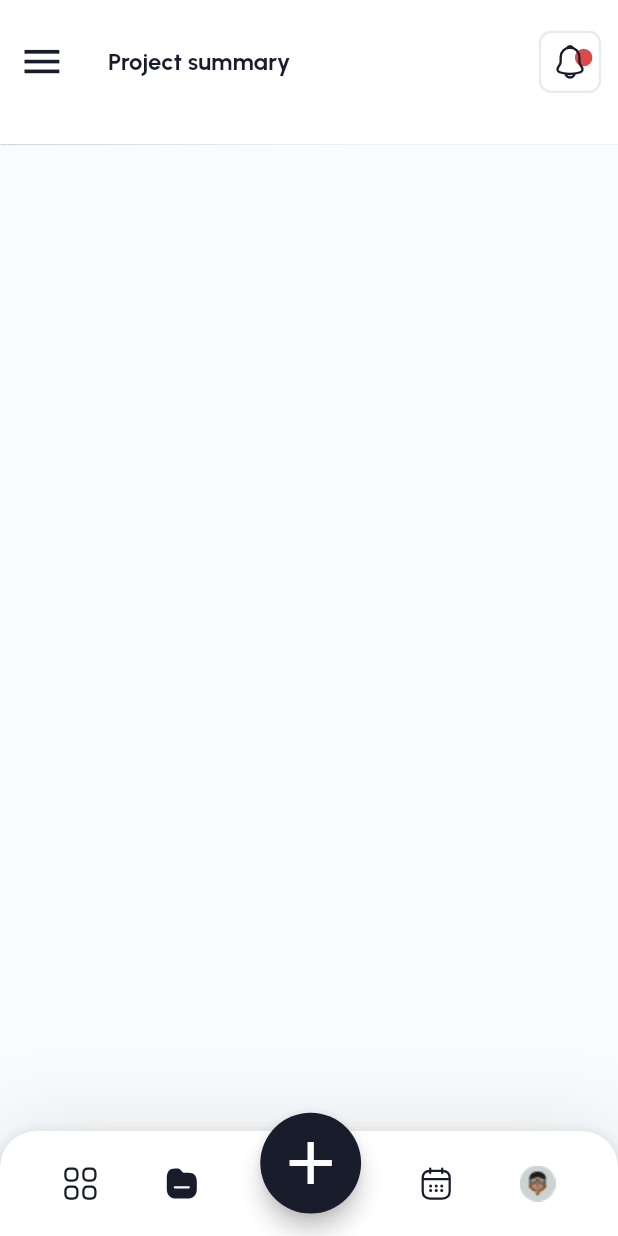
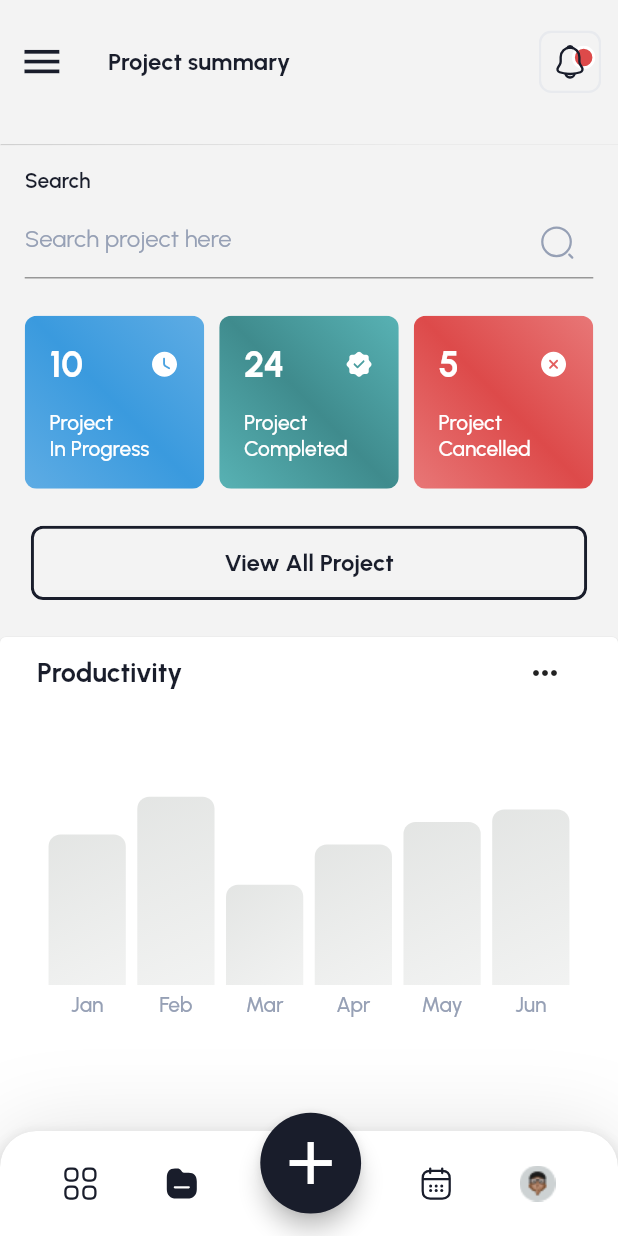
Before and after one commit to YoussefDeabes/ringo, a Flutter app: the HomeScreen screen opened by its route, on a phone screen of 412 x 824 dp. Run offline on Flutter 3.47's test engine with Material 3 defaults, Android fonts, the phone set to English and light mode, and no system bars; drawn by our look-alikes of fl_chart; our stand-ins replace bloc, connectivity_plus, country_picker, equatable, flutter_bloc, flutter_svg and 3 more; accounts and stored records are empty; project files that could hold a hidden picture were left out.

Commit message:
added project summary screen

```diff
--- a/lib/res/assets_paths.dart
+++ b/lib/res/assets_paths.dart
@@ -13,4 +13,8 @@ class AssPaths {
   static const selectedCalendar = 'assets/icons/selectedCalendar.svg';
   static const notification = 'assets/icons/notification.svg';
   static const ellipseRed = 'assets/icons/ellipseRed.svg';
+  static const searchNormal = 'assets/icons/search-normal.svg';
+  static const inProgress = 'assets/icons/in-progress.svg';
+  static const completed = 'assets/icons/completed.svg';
+  static const cancelled = 'assets/icons/cancelled.svg';
 }
--- a/lib/res/const_colors.dart
+++ b/lib/res/const_colors.dart
@@ -5,38 +5,24 @@ import 'package:flutter/material.dart';
 class ConstColors {
 
   static final MaterialColor primarySwatch = generateMaterialColors(app);
-  static const Color appBackgroundColor = Color(0xFF191D2B);
-  static const Color selectedTabBackgroundColor = Color(0xFF191D2B);
-  static const Color appBarBackgroundColor = Color(0xFF191D2B);
   static const Color app = Color(0xFF191D2B);
-  static const Color scaffoldBackground = Color(0xFFF8FCFF);
-  static const Color appBarTextColor = Color(0xFFFFFFFF);
-  static const Color lightPrimaryColor = Color(0xFF191D2B);
+  static const Color scaffoldBackground = Color(0xFFF3F3F3);
   static const Color shadowColor = Color(0xFFE8EAEE);
-  static const Color textFieldtitleColor = Color(0xFF808080);
-  static const Color textFieldColor = Color(0xFFd7dee7);
-  static const Color unSelectedTabBackgroundColor = secondaryText;
-  static const Color appGreen = Color(0xFF43bb9a);
-  static const Color appRed = Color(0xFFbb4343);
-  static const Color subTitleTextColor = Color(0xFF505050);
-  static const Color grey = Color(0xFFaab0bb);
-  static const Color deepGrey = Color(0xFF666666);
+  static const Color blue = Color(0xFF5599F5);
+  static const Color orange = Color(0xFFFD7722);
+  static const Color pink = Color(0xFFE84C88);
+  static const Color green = Color(0xFF5ECEB3);
+  static const Color purple = Color(0xFFD08CDF);
+  static const Color grey = Color(0x191C2A1F);
+  static const Color white = Colors.white;
 
   static const Color text = Color(0xFF191D2B);
   static const Color secondaryText = Color(0xFF96A0B5);
   static const Color textDisabled = Color(0xFFE0E0E0);
   static const Color disabled = Color(0xFFE0E0E0);
-  static const Color secondary = Color(0xFF43BB9A);
   static const Color accent = Color(0xFF7FCED6);
-  static const accentColor = Color(0xffF0E9D8);
-  static const Color lightShade = Color(0xFFF8FCFF);
   static const Color greyLight = Color(0xFFF5F5F5);
-  static const Color listTile = Color(0xFFF9F9F9);
-  static const Color error = Color(0xFFC54127);
-  static const Color loginColor = Color(0xFF191D2B);
-  static const Color red = Color(0xFFC54127);
-  static const Color toastColors = Color(0xFFFFCF96);
-  static const Color white = Colors.white;
+
 }
 
 MaterialColor generateMaterialColors(Color color) {
--- a/lib/ui/screens/home/home_screen.dart
+++ b/lib/ui/screens/home/home_screen.dart
@@ -3,6 +3,7 @@ import 'package:flutter_bloc/flutter_bloc.dart';
 import 'package:ringo/_base/widgets/base_stateful_widget.dart';
 import 'package:ringo/res/const_colors.dart';
 import 'package:ringo/ui/screens/home/bloc/home_bloc.dart';
+import 'package:ringo/ui/screens/project_summary/project_summary.dart';
 import 'package:ringo/ui/widgets/home/add_floating_action_button.dart';
 import 'package:ringo/ui/widgets/home/bottom_navigation_bar.dart';
 import 'package:ringo/ui/widgets/home/custom_app_bar.dart';
@@ -48,8 +49,13 @@ class _HomeScreenState extends BaseState<HomeScreen>
         }
       },
       builder: (context, state) {
-        return Scaffold(
+        return GestureDetector(
+          onTap: (){
+            FocusManager.instance.primaryFocus?.unfocus();
+          },
+          child: Scaffold(
             appBar: CustomAppBar(height: height),
+            resizeToAvoidBottomInset: false,
             floatingActionButton: AddFloatingActionButton(
               height: height,
               width: width,
@@ -61,6 +67,8 @@ class _HomeScreenState extends BaseState<HomeScreen>
                 CustomBottomNavigationBar(homeBloc: homeBloc, width: width),
             extendBody: true,
             backgroundColor: ConstColors.scaffoldBackground,
+            body: ProjectSummary(),
+          ),
         );
       },
     );
--- /dev/null
+++ b/lib/ui/screens/project_summary/project_summary.dart
@@ -0,0 +1,194 @@
+import 'package:flutter/material.dart';
+import 'package:flutter_staggered_grid_view/flutter_staggered_grid_view.dart';
+import 'package:flutter_svg/flutter_svg.dart';
+import 'package:ringo/_base/widgets/base_stateful_widget.dart';
+import 'package:ringo/res/assets_paths.dart';
+import 'package:ringo/res/const_colors.dart';
+import 'package:ringo/ui/widgets/project_summary/productivity_section.dart';
+import 'package:ringo/util/lang/app_localization_keys.dart';
+
+class ProjectSummary extends BaseStatefulWidget {
+  const ProjectSummary({super.key});
+
+  @override
+  BaseState<ProjectSummary> baseCreateState() => _ProjectSummaryState();
+}
+
+class _ProjectSummaryState extends BaseState<ProjectSummary> {
+  @override
+  Widget baseBuild(BuildContext context) {
+    return Container(
+      color: ConstColors.scaffoldBackground,
+      child: Column(
+        crossAxisAlignment: CrossAxisAlignment.start,
+        children: [
+          Padding(
+            padding: EdgeInsets.symmetric(horizontal: width * 0.04),
+            child: Column(
+              crossAxisAlignment: CrossAxisAlignment.start,
+              children: [
+                SizedBox(height: height * 0.02),
+                Text(
+                  translate(LangKeys.search),
+                  style: const TextStyle(
+                      fontWeight: FontWeight.w600,
+                      fontSize: 14,
+                      color: ConstColors.text),
+                ),
+                SizedBox(height: height * 0.01),
+                TextField(
+                  style: const TextStyle(
+                      color: ConstColors.text,
+                      fontWeight: FontWeight.w600,
+                      fontSize: 16),
+                  decoration: InputDecoration(
+                      hintText: translate(LangKeys.searchProject),
+                      hintStyle: const TextStyle(
+                          fontWeight: FontWeight.w400,
+                          fontSize: 16,
+                          color: ConstColors.secondaryText),
+                      suffixIcon: IconButton(
+                        onPressed: () {},
+                        icon: SvgPicture.asset(
+                          AssPaths.searchNormal,
+                        ),
+                      )),
+                ),
+                SizedBox(height: height * 0.03),
+                StaggeredGrid.count(
+                  crossAxisCount: 3,
+                  mainAxisSpacing: 10,
+                  crossAxisSpacing: 10,
+                  children: [
+                    _getProjectStatusCard("10", AssPaths.inProgress,
+                        translate(LangKeys.inProgress), const [
+                      Color(0xFF5EACE4),
+                      Color(0xFF3A9ADE),
+                      Color(0xFF5EACE4)
+                    ]),
+                    _getProjectStatusCard("24", AssPaths.completed,
+                        translate(LangKeys.completed), const [
+                      Color(0xFF58B2B4),
+                      Color(0xFF3F8B8D),
+                      Color(0xFF58B2B4)
+                    ]),
+                    _getProjectStatusCard("5", AssPaths.cancelled,
+                        translate(LangKeys.canceled), const [
+                      Color(0xFFE87777),
+                      Color(0xFFDD4A4A),
+                      Color(0xFFE87777)
+                    ]),
+                  ],
+                ),
+                SizedBox(height: height * 0.03),
+                Center(
+                  child: SizedBox(
+                      width: width * 0.90,
+                      height: height * 0.06,
+                      child: ClipRRect(
+                        borderRadius:
+                            const BorderRadius.all(Radius.circular(8)),
+                        child: ElevatedButton(
+                            onPressed: () {},
+                            style: ButtonStyle(
+                                backgroundColor: WidgetStateProperty.all(
+                                    ConstColors.scaffoldBackground),
+                                shape: WidgetStateProperty.all(
+                                    RoundedRectangleBorder(
+                                        borderRadius: BorderRadius.circular(8),
+                                        side: const BorderSide(
+                                            width: 2,
+                                            color: ConstColors.app)))),
+                            child: Text(
+                              translate(LangKeys.viewAllProjects),
+                              style: const TextStyle(
+                                  fontSize: 16,
+                                  fontWeight: FontWeight.w700,
+                                  color: ConstColors.app),
+                            )),
+                      )),
+                ),
+              ],
+            ),
+          ),
+          SizedBox(height: height * 0.03),
+          Expanded(
+            child: ProductivitySection(
+              title: translate(LangKeys.productivity),
+              width: width,
+              height: height,
+            ),
+          ),
+        ],
+      ),
+    );
+  }
+
+  Widget _getProjectStatusCard(
+      String projectsNumber, String image, String status, List<Color> colors) {
+    return ClipRRect(
+      borderRadius: BorderRadius.circular(8),
+      child: Container(
+        height: width * 0.28,
+        width: width * 0.25,
+        decoration: BoxDecoration(
+            gradient: LinearGradient(
+                colors: colors,
+                begin: Alignment.topRight,
+                end: Alignment.bottomLeft)),
+        child: Column(
+          mainAxisAlignment: MainAxisAlignment.center,
+          crossAxisAlignment: CrossAxisAlignment.start,
+          children: [
+            Center(
+              child: Padding(
+                padding: EdgeInsets.symmetric(horizontal: width * 0.04),
+                child: Row(
+                  mainAxisAlignment: MainAxisAlignment.spaceBetween,
+                  children: [
+                    Text(
+                      projectsNumber,
+                      style: const TextStyle(
+                          fontSize: 24,
+                          fontWeight: FontWeight.w700,
+                          color: ConstColors.white),
+                    ),
+                    SvgPicture.asset(image, width: 20)
+                  ],
+                ),
+              ),
+            ),
+            SizedBox(height: height * 0.02),
+            Padding(
+              padding: EdgeInsets.symmetric(horizontal: width * 0.04),
+              child: Column(
+                children: [
+                  Align(
+                    alignment: AlignmentDirectional.centerStart,
+                    child: Text(
+                      translate(LangKeys.project),
+                      style: const TextStyle(
+                          fontSize: 14,
+                          fontWeight: FontWeight.w500,
+                          color: ConstColors.white),
+                    ),
+                  ),
+                  Align(
+                    alignment: AlignmentDirectional.centerStart,
+                    child: Text(
+                      status,
+                      style: const TextStyle(
+                          fontSize: 14,
+                          fontWeight: FontWeight.w500,
+                          color: ConstColors.white),
+                    ),
+                  ),
+                ],
+              ),
+            ),
+          ],
+        ),
+      ),
+    );
+  }
+}
--- a/lib/ui/widgets/home/custom_app_bar.dart
+++ b/lib/ui/widgets/home/custom_app_bar.dart
@@ -21,7 +21,7 @@ class _CustomAppBarState extends State<CustomAppBar> {
   Widget build(BuildContext context) {
     return AppBar(
       elevation: 0.3,
-      backgroundColor: ConstColors.white,
+      backgroundColor: ConstColors.scaffoldBackground,
       centerTitle: false,
       toolbarHeight: widget.height * 0.1,
       leading: Transform.scale(
--- /dev/null
+++ b/lib/ui/widgets/project_summary/bar_chart.dart
@@ -0,0 +1,127 @@
+import 'package:fl_chart/fl_chart.dart';
+import 'package:flutter/material.dart';
+import 'package:ringo/res/const_colors.dart';
+import 'package:ringo/ui/widgets/project_summary/custom_tool_tip.dart';
+
+class CustomBarGraph extends StatefulWidget {
+  final double width;
+  final double height;
+
+  const CustomBarGraph({super.key, required this.height, required this.width});
+
+  @override
+  State<CustomBarGraph> createState() => _CustomBarGraphState();
+}
+
+class _CustomBarGraphState extends State<CustomBarGraph> {
+  int _touchedIndex = -1;
+  double _tooltipX = 0;
+  double _tooltipY = 0;
+  String _tooltipValue = '';
+
+  List<BarChartGroupData> getBarGroups() {
+    return List.generate(6, (i) {
+      return BarChartGroupData(
+        x: i,
+        barRods: [
+          BarChartRodData(
+            toY: i == 3
+                ? 0.56
+                : (i == 4
+                    ? 0.65
+                    : (i == 5 ? 0.70 : (i == 2 ? 0.4 : (i == 1 ? 0.75 : 0.6)))),
+            color: i == _touchedIndex ? ConstColors.app : ConstColors.disabled,
+            gradient: LinearGradient(
+              begin: Alignment.topLeft,
+              end: Alignment.bottomRight,
+              colors: i == _touchedIndex
+                  ? [ConstColors.app, ConstColors.app]
+                  : [
+                      ConstColors.grey.withOpacity(0.12),
+                      ConstColors.grey.withOpacity(0.06),
+                    ],
+            ),
+            width: widget.width / 8,
+            borderRadius: const BorderRadius.vertical(top: Radius.circular(8)),
+          ),
+        ],
+      );
+    });
+  }
+
+  List<String> months = ['Jan', 'Feb', 'Mar', 'Apr', 'May', 'Jun'];
+
+  @override
+  Widget build(BuildContext context) {
+    return Stack(
+      children: [
+        Container(
+          height: widget.height / 4,
+          margin: EdgeInsets.symmetric(horizontal: widget.width * 0.06),
+          child: BarChart(
+            BarChartData(
+              barTouchData: BarTouchData(
+                touchCallback: (event, response) {
+                  if (response != null && response.spot != null) {
+                    final spot = response.spot!;
+                    setState(() {
+                      _touchedIndex = spot.touchedBarGroupIndex;
+                      _tooltipX = spot.offset.dx;
+                      _tooltipY = spot.offset.dy;
+                      _tooltipValue = '${(spot.spot.y * 100).toInt()} %';
+                    });
+                  } else {
+                    setState(() {
+                      _touchedIndex = -1;
+                      _tooltipValue = '';
+                    });
+                  }
+                },
+              ),
+              maxY: 1.1,
+              minY: 0,
+              borderData: FlBorderData(show: false),
+              gridData: const FlGridData(
+                show: false,
+              ),
+              titlesData: FlTitlesData(
+                  leftTitles: const AxisTitles(
+                      sideTitles: SideTitles(showTitles: false)),
+                  rightTitles: const AxisTitles(
+                      sideTitles: SideTitles(showTitles: false)),
+                  topTitles: const AxisTitles(
+                      sideTitles: SideTitles(showTitles: false)),
+                  bottomTitles: AxisTitles(
+                      sideTitles: SideTitles(
+                          showTitles: true,
+                          getTitlesWidget: (value, _) {
+                            return Padding(
+                              padding: const EdgeInsets.only(top: 5.0),
+                              child: Text(
+                                months[value.toInt()],
+                                style: TextStyle(
+                                  color: value == _touchedIndex
+                                      ? ConstColors.app
+                                      : ConstColors.secondaryText,
+                                  fontWeight: FontWeight.w500,
+                                  fontSize: 14,
+                                ),
+                              ),
+                            );
+                          }))),
+              barGroups: getBarGroups(),
+            ),
+          ),
+        ),
+        if (_tooltipValue.isNotEmpty)
+          Positioned(
+            left: _tooltipX - 10,
+            top: _tooltipY - 60,
+            child: CustomTooltip(
+              value: _tooltipValue,
+            ),
+          ),
+      ],
+    );
+  }
+}
--- /dev/null
+++ b/lib/ui/widgets/project_summary/custom_tool_tip.dart
@@ -0,0 +1,90 @@
+import 'package:flutter/material.dart';
+import 'package:ringo/res/const_colors.dart';
+
+class CustomTooltip extends StatelessWidget {
+  final String value;
+
+  const CustomTooltip({super.key, required this.value});
+
+  @override
+  Widget build(BuildContext context) {
+    return CustomPaint(
+      painter: TooltipPainter(value),
+    );
+  }
+}
+
+class TooltipPainter extends CustomPainter {
+  final String value;
+
+  TooltipPainter(this.value);
+
+  @override
+  void paint(Canvas canvas, Size size) {
+    final paint = Paint()
+      ..color = ConstColors.app
+      ..style = PaintingStyle.fill;
+
+    final path = Path();
+    const tooltipWidth = 65.0;
+    const tooltipHeight = 35.0;
+    const notchHeight = 8.0;
+    const notchWidth = 22.0;
+    const radius = 8.0;
+
+    path.moveTo(radius, 0);
+    path.lineTo(tooltipWidth - radius, 0);
+    path.arcToPoint(
+      const Offset(tooltipWidth, radius),
+      radius: const Radius.circular(radius),
+      clockwise: true,
+    );
+    path.lineTo(tooltipWidth, tooltipHeight - radius);
+    path.arcToPoint(
+      const Offset(tooltipWidth - radius, tooltipHeight),
+      radius: const Radius.circular(radius),
+      clockwise: true,
+    );
+    path.lineTo(tooltipWidth / 2 + notchWidth / 2, tooltipHeight);
+    path.lineTo(tooltipWidth / 2, tooltipHeight + notchHeight);
+    path.lineTo(tooltipWidth / 2 - notchWidth / 2, tooltipHeight);
+    path.lineTo(radius, tooltipHeight);
+    path.arcToPoint(
+      const Offset(0, tooltipHeight - radius),
+      radius: const Radius.circular(radius),
+      clockwise: true,
+    );
+    path.lineTo(0, radius);
+    path.arcToPoint(
+      const Offset(radius, 0),
+      radius: const Radius.circular(radius),
+      clockwise: true,
+    );
+
+    canvas.drawPath(path, paint);
+
+    final textPainter = TextPainter(
+      text: TextSpan(
+        text: value,
+        style: const TextStyle(
+            color: ConstColors.white,
+            fontSize: 18,
+            fontFamily: "Urbanist",
+            fontWeight: FontWeight.w700),
+      ),
+      textDirection: TextDirection.ltr,
+    )..layout(maxWidth: tooltipWidth - 2 * radius);
+    textPainter.paint(
+      canvas,
+      Offset(
+        (tooltipWidth - textPainter.width) / 2,
+        (tooltipHeight - textPainter.height) / 2,
+      ),
+    );
+  }
+
+  @override
+  bool shouldRepaint(covariant CustomPainter oldDelegate) {
+    return false;
+  }
+}
--- /dev/null
+++ b/lib/ui/widgets/project_summary/productivity_section.dart
@@ -0,0 +1,48 @@
+import 'package:flutter/material.dart';
+import 'package:ringo/res/const_colors.dart';
+import 'package:ringo/ui/widgets/project_summary/bar_chart.dart';
+
+class ProductivitySection extends StatefulWidget {
+  final double width;
+  final double height;
+  final String title;
+  const ProductivitySection({super.key,required this.width,required this.height,required this.title});
+
+  @override
+  State<ProductivitySection> createState() => _ProductivitySectionState();
+}
+
+class _ProductivitySectionState extends State<ProductivitySection> {
+  @override
+  Widget build(BuildContext context) {
+    return Card(
+      margin: EdgeInsets.zero,
+      child: Column(
+        children: [
+          Padding(
+            padding: EdgeInsets.symmetric(horizontal:widget. width * 0.06),
+            child: Row(
+              mainAxisAlignment: MainAxisAlignment.spaceBetween,
+              children: [
+                Text(
+                  widget.title,
+                  style: const TextStyle(
+                      fontWeight: FontWeight.w700,
+                      fontSize: 18,
+                      color: ConstColors.text),
+                ),
+                IconButton(
+                    onPressed: () {},
+                    icon: const Icon(Icons.more_horiz))
+              ],
+            ),
+          ),
+          CustomBarGraph(
+            height: widget.height,
+            width: widget.width,
+          ),
+        ],
+      ),
+    );
+  }
+}
--- a/lib/util/lang/app_localization_keys.dart
+++ b/lib/util/lang/app_localization_keys.dart
@@ -13,4 +13,22 @@ class LangKeys {
   static const continueWithApple = 'continueWithApple';
   static const doNotHaveAccount = 'doNotHaveAccount';
   static const registerHere = 'registerHere';
+  static const jan = 'jan';
+  static const feb = 'feb';
+  static const mar = 'mar';
+  static const apr = 'apr';
+  static const may = 'may';
+  static const jun = 'jun';
+  static const search = 'search';
+  static const searchProject = 'searchProject';
+  static const viewAllProjects = 'viewAllProjects';
+  static const productivity = 'productivity';
+  static const inProgress = 'inProgress';
+  static const completed = 'completed';
+  static const canceled = 'canceled';
+  static const project = 'project';
+  static const projectSummary = 'projectSummary';
+  static const calendar = 'calendar';
+  static const category = 'category';
+  static const profile = 'profile';
 }
--- a/pubspec.yaml
+++ b/pubspec.yaml
@@ -45,6 +45,10 @@ dependencies:
 
   #UI
   fluttertoast: ^8.2.6
+  flutter_staggered_grid_view: ^0.7.0
+
+  #Charts
+  fl_chart: ^0.68.0
 
   #Images
   flutter_svg: ^2.0.10+1
```
Also changed, not shown: lang/ar.json (+19 -1 lines), lang/en.json (+19 -1 lines), assets/icons/cancelled.svg (added), assets/icons/completed.svg (added), assets/icons/in-progress.svg (added), assets/icons/search-normal.svg (added), 2 other files. Lines whose indentation alone changed are shown as unchanged.
